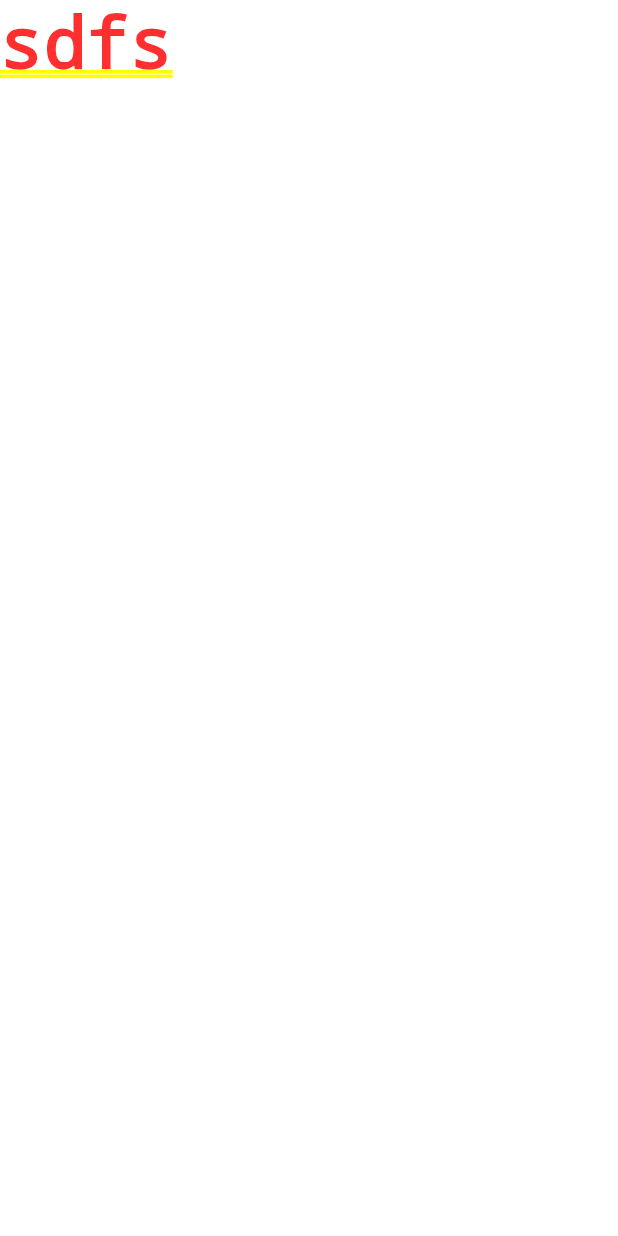
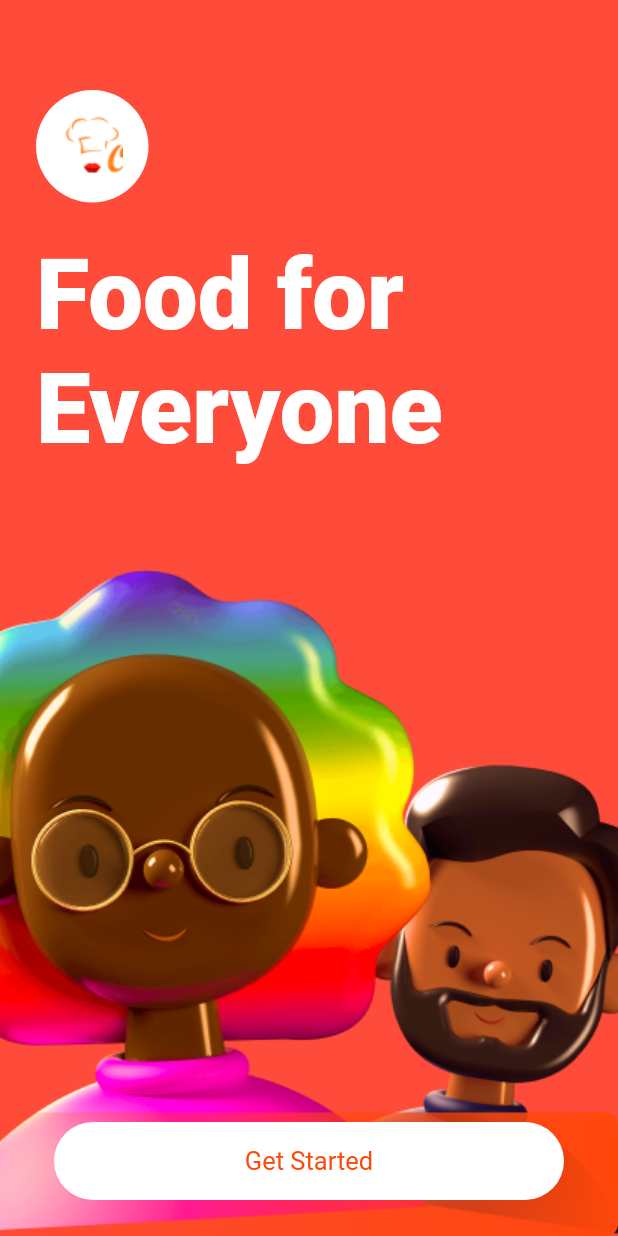
Before and after one commit to nathansdev/flutter_food_delivery_ui_kit, a Flutter app: the screen it shows after launch, on a phone screen of 412 x 824 dp. Run offline on Flutter 3.47's test engine with Material 2 defaults, Android fonts, the phone set to English and light mode, and no system bars; our stand-ins replace flutter_svg; Roboto replaces fonts that are missing (SF Pro Rounded).

Commit message:
added intro screen

```diff
--- a/lib/home/landing_screen.dart
+++ b/lib/home/landing_screen.dart
@@ -10,8 +10,10 @@ class LandingScreen extends StatefulWidget {
 class _LandingScreenState extends State<LandingScreen> {
   @override
   Widget build(BuildContext context) {
-    return Container(
-      child: Text("data"),
+    return Scaffold(
+      body: Container(
+        child: Text("data"),
+      ),
     );
   }
 }
--- a/lib/login/intro_screen.dart
+++ b/lib/login/intro_screen.dart
@@ -1,12 +1,94 @@
+import 'dart:ui';
+
 import 'package:flutter/material.dart';
+import 'package:flutter_svg/svg.dart';
+import 'package:flutter_ui_food_delivery_app/utils/colors.dart';
+import 'package:flutter_ui_food_delivery_app/widgets/custom_button.dart';
+import 'package:flutter_ui_food_delivery_app/widgets/custom_text.dart';
 
 class IntroScreen extends StatelessWidget {
   const IntroScreen({Key key}) : super(key: key);
 
   @override
   Widget build(BuildContext context) {
-    return Container(
-      child: Text("sdfs"),
+    return Scaffold(
+      backgroundColor: sunset_orange,
+      body: Stack(
+        children: [
+          Column(
+            children: [
+              SizedBox(
+                height: 60,
+              ),
+              Padding(
+                padding: const EdgeInsets.symmetric(horizontal: 24.0),
+                child: Align(
+                  alignment: Alignment.centerLeft,
+                  child: Container(
+                    width: 75,
+                    height: 75,
+                    child: Image.asset("assets/icons/bell.png"),
+                    decoration: BoxDecoration(
+                      shape: BoxShape.circle,
+                      color: Colors.white,
+                    ),
+                  ),
+                ),
+              ),
+              SizedBox(
+                height: 24,
+              ),
+              Padding(
+                padding: const EdgeInsets.symmetric(horizontal: 24.0),
+                child: AppText(
+                  size: 65,
+                  color: Colors.white,
+                  text: "Food for Everyone",
+                  weight: FontWeight.w800,
+                ),
+              ),
+            ],
+          ),
+          Align(
+            alignment: Alignment.bottomRight,
+            child: Image.asset(
+              "assets/images/toyface_right.png",
+            ),
+          ),
+          Align(
+            alignment: Alignment.bottomLeft,
+            child: Image.asset(
+              "assets/images/toyface_left.png",
+              height: MediaQuery.of(context).size.height * 0.55,
+            ),
+          ),
+          Positioned(
+            bottom: 0,
+            child: Container(
+              width: MediaQuery.of(context).size.width,
+              height: MediaQuery.of(context).size.height * 0.1,
+              decoration: BoxDecoration(
+                  gradient: LinearGradient(
+                    colors: <Color>[vermilion_10, vermilion_100],
+                  ),
+                  borderRadius: BorderRadius.all(Radius.circular(8))),
+            ),
+          ),
+          Positioned(
+            bottom: 0,
+            left: 20,
+            right: 20,
+            child: AppButton(
+              text: "Get Started",
+              bgColor: Colors.white,
+              textColor: vermilion,
+              borderRadius: 30,
+              fontSize: 17,
+              fontWeight: FontWeight.w600,
+            ),
+          )
+        ],
+      ),
     );
   }
 }
--- a/lib/login/login_screen.dart
+++ b/lib/login/login_screen.dart
@@ -10,8 +10,8 @@ class LoginScreen extends StatefulWidget {
 class _LoginScreenState extends State<LoginScreen> {
   @override
   Widget build(BuildContext context) {
-    return Container(
-      child: Text("data"),
+    return Scaffold(
+      body: Text("data"),
     );
   }
 }
--- a/lib/utils/colors.dart
+++ b/lib/utils/colors.dart
@@ -4,3 +4,5 @@ const sunset_orange = Color(0xFFFF4B3A);
 const concrete = Color(0xFFF2F2F2);
 const manatee = Color(0xFF9A9A9D);
 const vermilion = Color(0xFFFA4A0C);
+const vermilion_10 = Color(0x1AFF470B);
+const vermilion_100 = Color(0xFFFF470B);
--- /dev/null
+++ b/lib/widgets/custom_button.dart
@@ -0,0 +1,33 @@
+import 'package:flutter/material.dart';
+
+class AppButton extends StatelessWidget {
+  final String text;
+  final double borderRadius;
+  final Color bgColor;
+  final Color textColor;
+  final double fontSize;
+  final FontWeight fontWeight;
+  const AppButton(
+      {this.text,
+      this.fontSize,
+      this.textColor,
+      this.bgColor,
+      this.fontWeight,
+      this.borderRadius});
+
+  @override
+  Widget build(BuildContext context) {
+    return Container(
+      width: MediaQuery.of(context).size.width * 0.8,
+      margin: EdgeInsets.symmetric(horizontal: 16, vertical: 24),
+      padding: EdgeInsets.all(16),
+      decoration: BoxDecoration(
+          color: bgColor, borderRadius: BorderRadius.circular(borderRadius)),
+      child: Text(
+        text,
+        textAlign: TextAlign.center,
+        style: TextStyle(color: textColor, fontSize: fontSize),
+      ),
+    );
+  }
+}
--- /dev/null
+++ b/lib/widgets/custom_text.dart
@@ -0,0 +1,17 @@
+import 'package:flutter/material.dart';
+
+class AppText extends StatelessWidget {
+  final String text;
+  final double size;
+  final FontWeight weight;
+  final Color color;
+  const AppText({this.text, this.color, this.size, this.weight});
+
+  @override
+  Widget build(BuildContext context) {
+    return Text(
+      text,
+      style: TextStyle(fontSize: size, color: color, fontWeight: weight),
+    );
+  }
+}
--- a/pubspec.yaml
+++ b/pubspec.yaml
@@ -12,7 +12,7 @@ dependencies:
   flutter:
     sdk: flutter
 
-
+  flutter_svg: ^0.19.1
   cupertino_icons: ^0.1.3
 
 dev_dependencies:
@@ -22,7 +22,9 @@ dev_dependencies:
 flutter:
 
   assets:
-    - assets/images/bg_splash.png
+    - assets/images/
+    - assets/icons/
+    - assets/fonts/
 
   fonts:
     - family: SF Pro Rounded
```
Also changed, not shown: assets/icons/bell.png (added), assets/icons/bell.svg, assets/images/toyface_left.png (added), assets/images/toyface_left.svg (added), assets/images/toyface_right.png (added), assets/images/toyface_right.svg (added), pubspec.lock.
